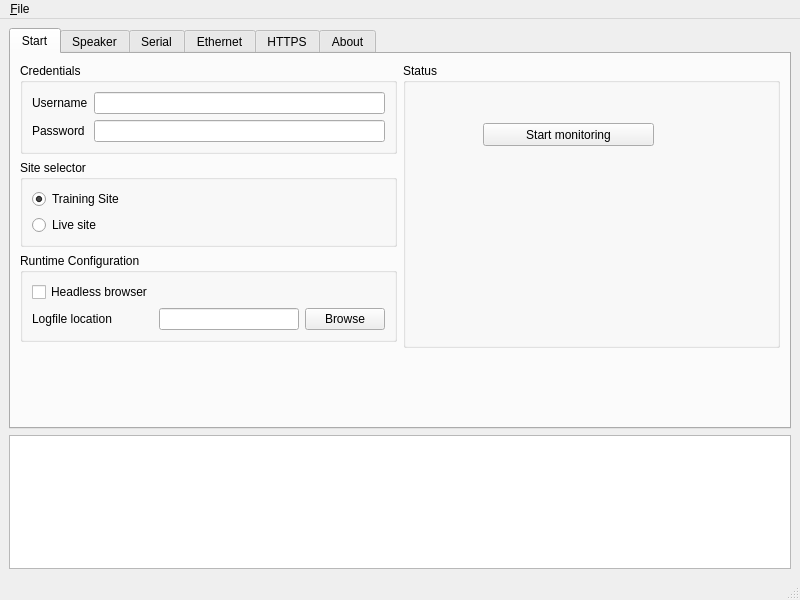
Qt form qt/ses.ui (ssfivy/SES-Rollout) before a commit.
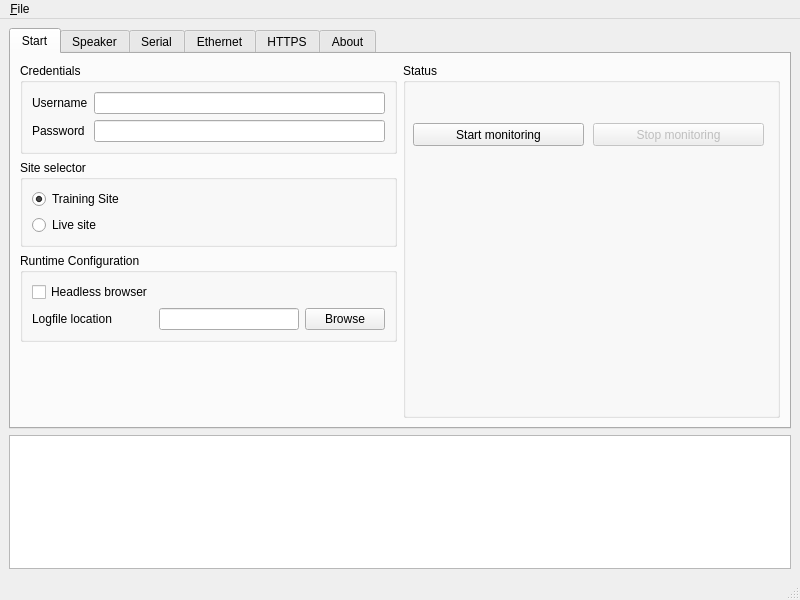
The same form after that commit.

Commit message: Add basic start stop button, but stopping does not work for now.

Patch:
```diff
--- a/qt/ses.ui
+++ b/qt/ses.ui
@@ -27,7 +27,79 @@
        <attribute name="title">
         <string>Start</string>
        </attribute>
-       <layout class="QGridLayout" name="gridLayout" rowstretch="0,0,0,0,0" columnstretch="1,1">
+       <layout class="QGridLayout" name="gridLayout" rowstretch="0,0,0,0" columnstretch="1,1">
+        <item row="0" column="1" rowspan="4">
+         <widget class="QGroupBox" name="groupBox_4">
+          <property name="title">
+           <string>Status</string>
+          </property>
+          <widget class="QPushButton" name="monitor_start">
+           <property name="enabled">
+            <bool>true</bool>
+           </property>
+           <property name="geometry">
+            <rect>
+             <x>10</x>
+             <y>60</y>
+             <width>171</width>
+             <height>23</height>
+            </rect>
+           </property>
+           <property name="text">
+            <string>Start monitoring</string>
+           </property>
+          </widget>
+          <widget class="QPushButton" name="monitor_stop">
+           <property name="enabled">
+            <bool>false</bool>
+           </property>
+           <property name="geometry">
+            <rect>
+             <x>190</x>
+             <y>60</y>
+             <width>171</width>
+             <height>23</height>
+            </rect>
+           </property>
+           <property name="text">
+            <string>Stop monitoring</string>
+           </property>
+          </widget>
+         </widget>
+        </item>
+        <item row="2" column="0">
+         <widget class="QGroupBox" name="groupBox_3">
+          <property name="title">
+           <string>Runtime Configuration</string>
+          </property>
+          <layout class="QGridLayout" name="gridLayout_2">
+           <item row="0" column="0">
+            <widget class="QCheckBox" name="browser_headless">
+             <property name="text">
+              <string>Headless browser</string>
+             </property>
+            </widget>
+           </item>
+           <item row="1" column="1">
+            <widget class="QLineEdit" name="lineEdit_4"/>
+           </item>
+           <item row="1" column="2">
+            <widget class="QPushButton" name="pushButton_2">
+             <property name="text">
+              <string>Browse</string>
+             </property>
+            </widget>
+           </item>
+           <item row="1" column="0">
+            <widget class="QLabel" name="label">
+             <property name="text">
+              <string>Logfile location</string>
+             </property>
+            </widget>
+           </item>
+          </layout>
+         </widget>
+        </item>
         <item row="1" column="0">
          <widget class="QGroupBox" name="groupBox_2">
           <property name="title">
@@ -54,26 +126,6 @@
           </layout>
          </widget>
         </item>
-        <item row="0" column="1" rowspan="4">
-         <widget class="QGroupBox" name="groupBox_4">
-          <property name="title">
-           <string>Status</string>
-          </property>
-          <widget class="QPushButton" name="monitor_start">
-           <property name="geometry">
-            <rect>
-             <x>80</x>
-             <y>60</y>
-             <width>171</width>
-             <height>23</height>
-            </rect>
-           </property>
-           <property name="text">
-            <string>Start monitoring</string>
-           </property>
-          </widget>
-         </widget>
-        </item>
         <item row="0" column="0">
          <widget class="QGroupBox" name="credentials">
           <property name="title">
@@ -110,65 +162,6 @@
           </layout>
          </widget>
         </item>
-        <item row="2" column="0">
-         <widget class="QGroupBox" name="groupBox_3">
-          <property name="title">
-           <string>Runtime Configuration</string>
-          </property>
-          <layout class="QGridLayout" name="gridLayout_2">
-           <item row="0" column="0">
-            <widget class="QCheckBox" name="browser_headless">
-             <property name="text">
-              <string>Headless browser</string>
-             </property>
-            </widget>
-           </item>
-           <item row="1" column="1">
-            <widget class="QLineEdit" name="lineEdit_4"/>
-           </item>
-           <item row="1" column="2">
-            <widget class="QPushButton" name="pushButton_2">
-             <property name="text">
-              <string>Browse</string>
-             </property>
-            </widget>
-           </item>
-           <item row="1" column="0">
-            <widget class="QLabel" name="label">
-             <property name="text">
-              <string>Logfile location</string>
-             </property>
-            </widget>
-           </item>
-          </layout>
-         </widget>
-        </item>
-        <item row="4" column="1">
-         <spacer name="verticalSpacer_4">
-          <property name="orientation">
-           <enum>Qt::Vertical</enum>
-          </property>
-          <property name="sizeHint" stdset="0">
-           <size>
-            <width>20</width>
-            <height>40</height>
-           </size>
-          </property>
-         </spacer>
-        </item>
-        <item row="4" column="0">
-         <spacer name="verticalSpacer_2">
-          <property name="orientation">
-           <enum>Qt::Vertical</enum>
-          </property>
-          <property name="sizeHint" stdset="0">
-           <size>
-            <width>20</width>
-            <height>40</height>
-           </size>
-          </property>
-         </spacer>
-        </item>
        </layout>
       </widget>
       <widget class="QWidget" name="tab_speaker">
```
Left out of the diff: 12 changed lines with no effect on the pictures. The commit also changes 1 other file.
